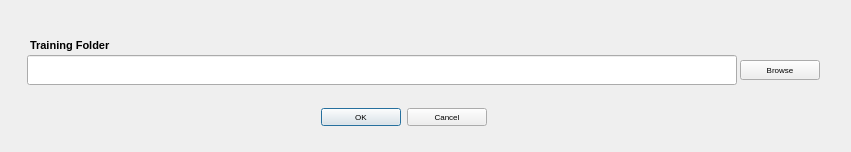
Old version of the form src/GRIME_AI/dialogs/extract_coco_masks/QDialog_ExtractCOCOMasks.ui in the repository JohnStranzl/GRIME-AI.
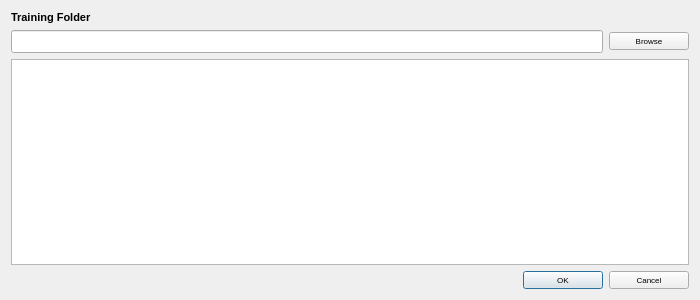
New version of the form.

Commit message: Major push of refactor and major features rollout.

The edit to the form file:
```diff
--- a/src/GRIME_AI/dialogs/extract_coco_masks/QDialog_ExtractCOCOMasks.ui
+++ b/src/GRIME_AI/dialogs/extract_coco_masks/QDialog_ExtractCOCOMasks.ui
@@ -6,8 +6,8 @@
    <rect>
     <x>0</x>
     <y>0</y>
-    <width>851</width>
-    <height>152</height>
+    <width>700</width>
+    <height>300</height>
    </rect>
   </property>
   <property name="font">
@@ -19,28 +19,38 @@
   <property name="windowTitle">
    <string>Image Utilities</string>
   </property>
-  <widget class="QPushButton" name="pushButton_BrowseAnnotationImages">
-   <property name="geometry">
-    <rect>
-     <x>740</x>
-     <y>60</y>
-     <width>80</width>
-     <height>20</height>
-    </rect>
+  <property name="font">
+   <font>
+    <family>Arial</family>
+    <pointsize>6</pointsize>
+   </font>
+  </property>
+
+  <!-- Main vertical layout -->
+  <layout class="QVBoxLayout" name="verticalLayout">
+
+    <!-- Label -->
+    <item>
+      <widget class="QLabel" name="label_8">
+       <property name="font">
+        <font>
+         <family>Arial</family>
+         <pointsize>8</pointsize>
+         <weight>75</weight>
+         <bold>true</bold>
+        </font>
    </property>
    <property name="text">
-    <string>Browse</string>
-   </property>
-  </widget>
+        <string>Training Folder</string>
+       </property>
+      </widget>
+    </item>
+
+    <!-- LineEdit + Browse Button side by side -->
+    <item>
+      <layout class="QHBoxLayout" name="horizontalLayout">
+        <item>
   <widget class="QLineEdit" name="lineEdit_AnnotationImagesFolder">
-   <property name="geometry">
-    <rect>
-     <x>27</x>
-     <y>55</y>
-     <width>710</width>
-     <height>30</height>
-    </rect>
-   </property>
    <property name="font">
     <font>
      <family>Arial</family>
@@ -54,40 +64,42 @@
     <string>This field is pre-populated and cannot be changed at this time.</string>
    </property>
   </widget>
-  <widget class="QLabel" name="label_8">
-   <property name="geometry">
-    <rect>
-     <x>30</x>
-     <y>35</y>
-     <width>180</width>
-     <height>20</height>
-    </rect>
-   </property>
+        </item>
+        <item>
+          <widget class="QPushButton" name="pushButton_BrowseAnnotationImages">
+           <property name="text">
+            <string>Browse</string>
+           </property>
+          </widget>
+        </item>
+      </layout>
+    </item>
+
+    <!-- Listbox -->
+    <item>
+      <widget class="QListWidget" name="listWidget_Folders">
    <property name="font">
     <font>
      <family>Arial</family>
-     <pointsize>8</pointsize>
-     <weight>75</weight>
-     <bold>true</bold>
-    </font>
-   </property>
-   <property name="text">
-    <string>Training Folder</string>
-   </property>
-  </widget>
+         <pointsize>9</pointsize>
+        </font>
+       </property>
+       <property name="toolTip">
+        <string>Displays a list of folders for selection.</string>
+       </property>
+      </widget>
+    </item>
+
+    <!-- OK/Cancel buttons -->
+    <item>
   <widget class="QDialogButtonBox" name="buttonBox_ok_cancel">
-   <property name="geometry">
-    <rect>
-     <x>320</x>
-     <y>105</y>
-     <width>167</width>
-     <height>25</height>
-    </rect>
-   </property>
    <property name="standardButtons">
     <set>QDialogButtonBox::Cancel|QDialogButtonBox::Ok</set>
    </property>
   </widget>
+    </item>
+
+  </layout>
  </widget>
  <resources/>
  <connections/>
```
Left out of the diff: 7 changed lines with no effect on the pictures. Lines whose indentation alone changed are shown as unchanged. The commit also changes 147 other files.
